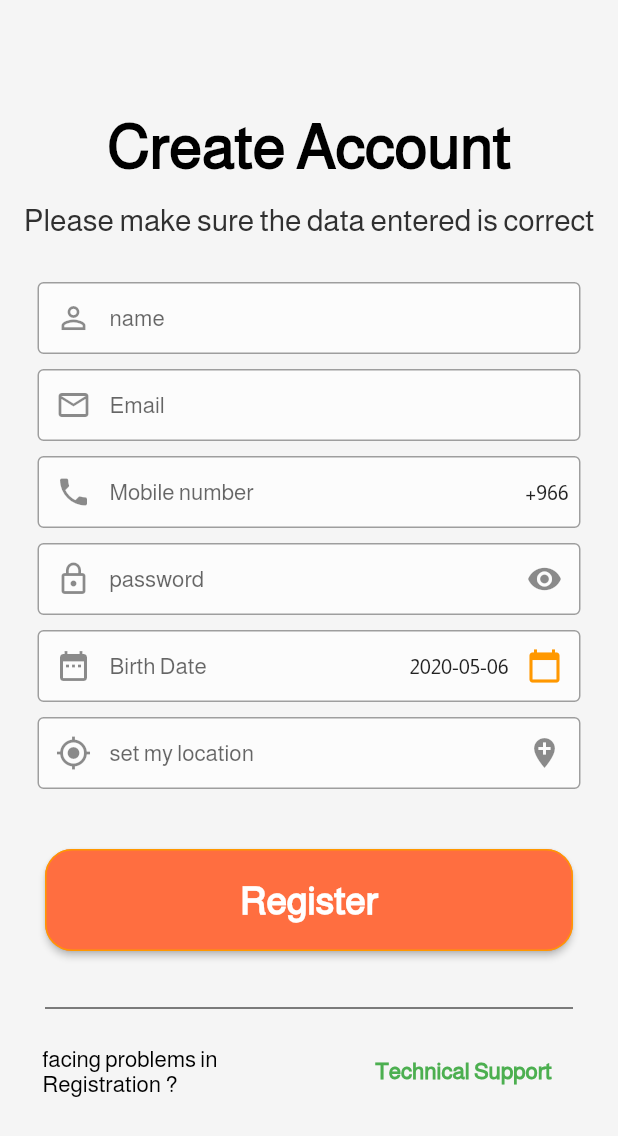
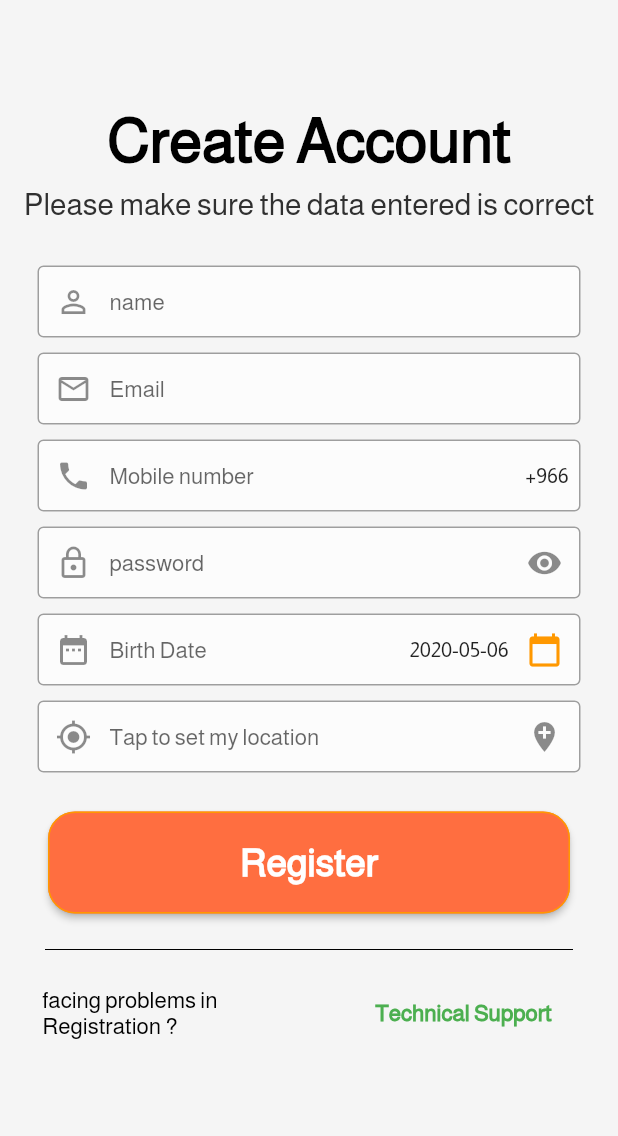
Before and after one commit to mohammadeslim22/Joker_login_customized, a Flutter app: the screen it shows after launch, on a phone screen of 412 x 824 dp. Shown: the top 1136 px of the screen. Run offline on Flutter 3.47's test engine with Material 2 defaults, Android fonts, the phone set to English and light mode, and no system bars; drawn by our look-alikes of country_code_picker; our stand-ins replace cached_network_image, flutter_spinkit, fluttertoast, font_awesome_flutter, google_maps_flutter, hidden_drawer_menu and 8 more; missing offline and left inert: animated_card, geocoder, solid_bottom_sheet.

Commit message:
ready Registration

```diff
--- a/assets/language/en.json
+++ b/assets/language/en.json
@@ -21,7 +21,7 @@
     "problem_in_regisration":"facing problems in Registration ?",
     "tech_support":"Technical Support",
     "Regisration":"Register",
-    "get_location":"set my location",
+    "get_location":"Tap to set my location",
     "pin_code":"pin code",
     "pin_has_been_sent":"your pin code has been sent to your mobile",
     "code_not_recieved":"did not recieve the code yet ?",
--- a/lib/env.dart
+++ b/lib/env.dart
@@ -61,8 +61,8 @@ Address first;
 Coordinates coordinates;
 List<Address> addresses;
 
-double lat;
-double long;
+double lat=0.0;
+double long=0.0;
 
 final TextEditingController usernameController = TextEditingController();
 final TextEditingController emailController = TextEditingController();
--- a/lib/functions.dart
+++ b/lib/functions.dart
@@ -48,17 +48,17 @@ Widget myBottomAppBar(BuildContext context) {
               children: <Widget>[
                 Icon(Icons.local_offer),
                 Text(translate(context, 'discounts')),
-                Divider(color: Colors.black)
+               const Divider(color: Colors.black)
               ],
             )),
-        VerticalDivider(color: Colors.red),
+       const VerticalDivider(color: Colors.red),
         Container(
             width: 60,
             child: Column(
               children: <Widget>[
                 Icon(Icons.local_offer),
                 Text(translate(context, 'discounts')),
-                Divider(color: Colors.black)
+              const  Divider(color: Colors.black)
               ],
             ))
       ],
--- a/lib/main.dart
+++ b/lib/main.dart
@@ -10,6 +10,7 @@ import 'env.dart' as env;
 import 'screens/login_screen.dart';
 import 'screens/octions.dart';
 import 'screens/pincode.dart';
+import 'screens/setLocation.dart';
 import 'screens/settings.dart';
 import 'screens/shop_details.dart';
 
@@ -42,6 +43,7 @@ class MyApp extends StatelessWidget {
           '/AdSe': (BuildContext context) => const AdvancedSearch(),
           '/ShDe': (BuildContext context) => const ShopDetails(),
           '/Sett': (BuildContext context) => const Settings(),
+          '/AutoLocate': (BuildContext context) => const AutoLocate(lat:59 , long: 9.6),
         },
         theme: ThemeData(
           primaryColor: Colors.orange,
--- a/lib/screens/advanced_search.dart
+++ b/lib/screens/advanced_search.dart
@@ -230,7 +230,7 @@ class AdvanceSearchscreen extends State<AdvancedSearch>
                     const EdgeInsets.symmetric(vertical: 12, horizontal: 25),
                 shape:  RoundedRectangleBorder(
                     borderRadius:  BorderRadius.circular(18.0),
-                    side: BorderSide(color: Colors.grey)),
+                    side:const BorderSide(color: Colors.grey)),
                 onPressed: () {},
                 color: Colors.grey,
                 textColor: Colors.white,
@@ -246,7 +246,7 @@ class AdvanceSearchscreen extends State<AdvancedSearch>
                     const EdgeInsets.symmetric(vertical: 12, horizontal: 25),
                 shape:  RoundedRectangleBorder(
                     borderRadius:  BorderRadius.circular(18.0),
-                    side: BorderSide(color: Colors.red)),
+                    side:const BorderSide(color: Colors.red)),
                 onPressed: () {},
                 color: Colors.red,
                 textColor: Colors.white,
--- a/lib/screens/login_screen.dart
+++ b/lib/screens/login_screen.dart
@@ -39,7 +39,7 @@ class _MyHomePageState extends State<LoginScreenPage>
         // onFieldSubmitted: handleSubmission,
         keyboardType: kt,
         controller: cController,
-        style: TextStyle(
+        style:const TextStyle(
           color: Colors.black,
           fontSize: 15,
         ),
@@ -171,7 +171,7 @@ final bool isRTL = Directionality.of(context) == TextDirection.rtl;
               child: RaisedButton(
                   shape: RoundedRectangleBorder(
                       borderRadius: BorderRadius.circular(18.0),
-                      side: BorderSide(color: Colors.orange)),
+                      side:const BorderSide(color: Colors.orange)),
                   onPressed: () {
                     bolc.togelf();
                     Navigator.pushNamed(
--- a/lib/screens/octions.dart
+++ b/lib/screens/octions.dart
@@ -120,7 +120,7 @@ class OcState extends State<Oc> with TickerProviderStateMixin {
                     margin:const EdgeInsets.fromLTRB(10, 0, 10, 0),
                     child: Text(
                       translate(context, 'discount_offers'),
-                      style:  TextStyle(
+                      style:const  TextStyle(
                         fontSize: 22.0,
                         fontWeight: FontWeight.bold,
                       ),
@@ -140,7 +140,7 @@ class OcState extends State<Oc> with TickerProviderStateMixin {
             padding: const EdgeInsets.symmetric(vertical: 12, horizontal: 12),
             color: Colors.white,
             shape:  RoundedRectangleBorder(
-              borderRadius:  BorderRadius.circular(100),
+              borderRadius:   BorderRadius.circular(100),
             ),
             child: Row(
               children: <Widget>[
--- a/lib/screens/registrationscreen.dart
+++ b/lib/screens/registrationscreen.dart
@@ -10,6 +10,9 @@ import '../functions.dart';
 import '../env.dart' as env;
 import 'package:country_code_picker/country_code_picker.dart';
 import 'package:geocoder/geocoder.dart';
+import 'package:flutter_spinkit/flutter_spinkit.dart';
+import 'package:vibration/vibration.dart';
+import 'package:flutter/services.dart';
 
 class Registration extends StatelessWidget {
   const Registration({Key key, this.lat, this.long}) : super(key: key);
@@ -31,13 +34,25 @@ class _MyHomePageState extends State<RegistrationPage>
     with TickerProviderStateMixin {
   List<String> location2;
   Location location = Location();
+  static const SpinKitRing spinkit = SpinKitRing(
+    color: Colors.orange,
+    size: 30.0,
+    lineWidth: 3,
+  );
+  SnackBar snackBar = SnackBar(
+    content: const Text("Location Service was not aloowed  !"),
+    action: SnackBarAction(
+      label: 'Ok !',
+      onPressed: () {},
+    ),
+  );
   Future<bool> get updateLocation async {
     bool res;
+    setState(() {
+      env.locationController.text = "getting your location...";
+    });
     final List<String> loglat = await getLocation();
     if (loglat.isEmpty) {
-      res = false;
-    } else {
-      if (loglat[0] == null || loglat[1] == null) {
       res = false;
     } else {
       setState(() {
@@ -47,7 +62,7 @@ class _MyHomePageState extends State<RegistrationPage>
         res = true;
       });
     }
-    }
+
     return res;
   }
 
@@ -61,9 +76,12 @@ class _MyHomePageState extends State<RegistrationPage>
         env.first = env.addresses.first;
         env.locationController.text = (env.first == null)
             ? "loading"
-            : env.first.addressLine?? "loading";
+            : env.first.addressLine ?? "loading";
       });
-    } catch (e){return;}
+    } catch (e) {
+      env.locationController.text =
+          "Unkown latitude: ${env.lat.round().toString()} , longitud: ${env.long.round().toString()}";
+    }
   }
 
   @override
@@ -77,8 +95,8 @@ class _MyHomePageState extends State<RegistrationPage>
 
   static DateTime today = DateTime.now();
 
-  DateTime firstDate =  DateTime(today.year - 90, today.month, today.day);
-  DateTime lastDate =  DateTime(today.year - 18, today.month, today.day);
+  DateTime firstDate = DateTime(today.year - 90, today.month, today.day);
+  DateTime lastDate = DateTime(today.year - 18, today.month, today.day);
   final GlobalKey<FormState> _formKey = GlobalKey<FormState>();
   Future<void> _selectDate(BuildContext context) async {
     final DateTime picked = await showDatePicker(
@@ -97,7 +115,12 @@ class _MyHomePageState extends State<RegistrationPage>
       FocusScope.of(context).requestFocus(FocusNode());
   }
 
-  Widget customcard(BuildContext context) {
+  Widget customcard(BuildContext context, MyCounter bolc) {
+    final FocusNode focus = FocusNode();
+    final FocusNode focus1 = FocusNode();
+    final FocusNode focus2 = FocusNode();
+    final FocusNode focus3 = FocusNode();
+    final FocusNode focus4 = FocusNode();
     return Padding(
         padding: const EdgeInsets.fromLTRB(15, 30, 15, 0),
         child: Form(
@@ -113,7 +136,9 @@ class _MyHomePageState extends State<RegistrationPage>
                   kt: TextInputType.visiblePassword,
                   obscureText: false,
                   readOnly: false,
-              ),
+                  onFieldSubmitted: () {
+                    focus.requestFocus();
+                  }),
               TextFormInput(
                   text: translate(context, 'email'),
                   cController: env.emailController,
@@ -121,7 +146,10 @@ class _MyHomePageState extends State<RegistrationPage>
                   kt: TextInputType.emailAddress,
                   obscureText: false,
                   readOnly: false,
-              ),
+                  focusNode: focus,
+                  onFieldSubmitted: () {
+                    focus1.requestFocus();
+                  }),
               TextFormInput(
                   text: translate(context, 'mobile_no'),
                   cController: env.mobileNoController,
@@ -139,10 +167,13 @@ class _MyHomePageState extends State<RegistrationPage>
                     showOnlyCountryWhenClosed: false,
                     alignLeft: false,
                     padding: isRTL == true
-                      ? const EdgeInsets.fromLTRB(0, 0, 30, 0)
-                      : const EdgeInsets.fromLTRB(30, 0, 0, 0),
+                        ? const EdgeInsets.fromLTRB(0, 0, 32, 0)
+                        : const EdgeInsets.fromLTRB(32, 0, 0, 0),
                   ),
-              ),
+                  focusNode: focus1,
+                  onFieldSubmitted: () {
+                    focus2.requestFocus();
+                  }),
               TextFormInput(
                 text: translate(context, 'password'),
                 cController: env.passwordController,
@@ -162,6 +193,7 @@ class _MyHomePageState extends State<RegistrationPage>
                   },
                 ),
                 obscureText: _obscureText,
+                focusNode: focus2,
               ),
               TextFormInput(
                 text: translate(context, 'birth_date'),
@@ -169,7 +201,10 @@ class _MyHomePageState extends State<RegistrationPage>
                 prefixIcon: Icons.date_range,
                 kt: TextInputType.visiblePassword,
                 obscureText: _obscureText,
-                readOnly: false,
+                readOnly: true,
+                onTab: () {
+                  _selectDate(context);
+                },
                 suffixwidget: Row(
                   mainAxisSize: MainAxisSize.min,
                   children: <Widget>[
@@ -188,6 +223,7 @@ class _MyHomePageState extends State<RegistrationPage>
                     ),
                   ],
                 ),
+                focusNode: focus3,
               ),
               TextFormInput(
                 text: translate(context, 'get_location'),
@@ -197,20 +233,50 @@ class _MyHomePageState extends State<RegistrationPage>
                 readOnly: true,
                 onTab: () async {
                   try {
+                    bolc.togelocationloading(true);
+
                     if (await updateLocation) {
-                      location.onLocationChanged
-                          .listen((LocationData currentLocation) {
-                        getLocationName();
-                      });
-                    } else {}
-                  } catch (e) {return;}
+                      await getLocationName();
+                      bolc.togelocationloading(false);
+                    } else {
+                      Vibration.vibrate(duration: 400);
+                      bolc.togelocationloading(false);
+
+                      Scaffold.of(context).showSnackBar(snackBar);
+                    }
+                  } catch (e) {
+                    Vibration.vibrate(duration: 400);
+                    bolc.togelocationloading(false);
+                    Scaffold.of(context).showSnackBar(snackBar);
+                  }
                 },
                 suffixwidget: IconButton(
                   icon: Icon(Icons.add_location),
-                  onPressed: () {},
+                  onPressed: () {
+                    Navigator.pushNamed(
+                      context,
+                      '/AutoLocate',
+                    );
+                    Provider.of<MyCounter>(context).togelocationloading(false);
+                  },
                 ),
                 obscureText: _obscureText,
+                focusNode: focus4,
               ),
+              Container(
+                margin: const EdgeInsets.symmetric(
+                  horizontal: 16,
+                ),
+                child: bolc.visibilityObs
+                    ? Row(
+                        children: const <Widget>[
+                          Expanded(
+                            child: spinkit,
+                          ),
+                        ],
+                      )
+                    : Container(),
+              )
             ])));
   }
 
@@ -219,31 +285,32 @@ class _MyHomePageState extends State<RegistrationPage>
     final MyCounter bolc = Provider.of<MyCounter>(context);
     return Scaffold(
       appBar: AppBar(),
-      body: GestureDetector(
+      body: Builder(
+        builder: (BuildContext context) => GestureDetector(
           onTap: () {
-          FocusScope.of(context).requestFocus(FocusNode());
+            SystemChannels.textInput.invokeMethod<String>('TextInput.hide');
           },
-        child:  ListView(
+          child: ListView(
             children: <Widget>[
-            const SizedBox(height: 20),
+              const SizedBox(height: 16),
               Text(translate(context, 'account_creation'),
                   textAlign: TextAlign.center, style: env.mystyle2),
-           const SizedBox(height: 15),
+              const SizedBox(height: 8),
               Text(
                 translate(context, 'please_check'),
                 textAlign: TextAlign.center,
                 style: TextStyle(
                   fontWeight: FontWeight.values.first,
-                color:const Color(0xFF303030),
+                  color: const Color(0xFF303030),
                   fontSize: 20,
                 ),
               ),
-            customcard(context),
+              customcard(context, bolc),
               Padding(
-              padding: const EdgeInsets.fromLTRB(30, 30, 30, 30),
+                padding: const EdgeInsets.fromLTRB(32, 16, 32, 16),
                 child: RaisedButton(
-                  shape:  RoundedRectangleBorder(
-                      borderRadius:  BorderRadius.circular(18.0),
+                    shape: RoundedRectangleBorder(
+                        borderRadius: BorderRadius.circular(18.0),
                         side: const BorderSide(color: Colors.orange)),
                     onPressed: () {
                       bolc.changechild(
@@ -262,8 +329,8 @@ class _MyHomePageState extends State<RegistrationPage>
                     textColor: Colors.white,
                     child: bolc.returnchild(translate(context, 'Regisration'))),
               ),
-            Padding(
-                padding: const EdgeInsets.fromLTRB(30, 0, 30, 10),
+              const Padding(
+                  padding: EdgeInsets.fromLTRB(30, 0, 30, 10),
                   child: Divider(color: Colors.black)),
               Row(
                 mainAxisAlignment: MainAxisAlignment.center,
@@ -286,11 +353,11 @@ class _MyHomePageState extends State<RegistrationPage>
             ],
           ),
         ),
+      ),
     );
   }
 
   void _onCountryChange(CountryCode countryCode) {
     FocusScope.of(context).requestFocus(FocusNode());
-    print("New Country selected: " + countryCode.toString());
   }
 }
--- a/lib/screens/settings.dart
+++ b/lib/screens/settings.dart
@@ -78,7 +78,7 @@ class MySettingState extends State<SettingsScreen>
                 DropdownButton<String>(
                   value: dropdownValue,
                   icon: Icon(Icons.keyboard_arrow_down),
-                  style: TextStyle(color: Colors.black),
+                  style:const TextStyle(color: Colors.black),
                   items: <String>['كتم', 'صوت']
                       .map<DropdownMenuItem<String>>((String value) {
                     return DropdownMenuItem<String>(
--- a/lib/screens/shop_details.dart
+++ b/lib/screens/shop_details.dart
@@ -126,7 +126,7 @@ class ShopDetailsPage extends State<ShopDetails> with TickerProviderStateMixin {
                             countBuilder: (int c, bool b, String i) {
                               return Text(
                                 i,
-                                style: TextStyle(color: Colors.black),
+                                style: const TextStyle(color: Colors.black),
                               );
                             },
                             likeCount: lovecount,
@@ -149,7 +149,7 @@ class ShopDetailsPage extends State<ShopDetails> with TickerProviderStateMixin {
                                 countBuilder: (int c, bool b, String i) {
                                   return Text(
                                     i,
-                                    style: TextStyle(color: Colors.black),
+                                    style:const TextStyle(color: Colors.black),
                                   );
                                 },
                                 likeCount: lovecount,
--- a/lib/widgets/textforminput.dart
+++ b/lib/widgets/textforminput.dart
@@ -7,7 +7,7 @@ import 'package:flutter/widgets.dart';
 class TextFormInput extends StatelessWidget {
 
 
-  const TextFormInput({Key key, this.text, this.cController, this.prefixIcon, this.kt, this.y, this.obscureText, this.suffixwidget, this.readOnly, this.onTab}) : super(key: key);
+  const TextFormInput({Key key, this.text, this.cController, this.prefixIcon, this.kt, this.y, this.obscureText, this.suffixwidget, this.readOnly, this.onTab, this.focusNode, this.nextfocusNode, this.onFieldSubmitted}) : super(key: key);
     final String text;
   final TextEditingController cController;
  final  IconData prefixIcon;
@@ -17,6 +17,9 @@ class TextFormInput extends StatelessWidget {
   final Widget suffixwidget;
   final bool readOnly;
  final  Function onTab;
+ final FocusNode focusNode;
+ final FocusNode nextfocusNode;
+  final  Function onFieldSubmitted;
   @override
   Widget build(BuildContext context) {
     return Padding(
@@ -24,9 +27,9 @@ class TextFormInput extends StatelessWidget {
       child: TextFormField(
         readOnly: readOnly,
         keyboardType: kt,
-        onTap:()=> onTab,
+        onTap:(){onTab();},
         controller: cController,
-        style:  TextStyle(
+        style:const  TextStyle(
           color: Colors.black,
           fontSize: 15,
         ),
@@ -55,6 +58,8 @@ class TextFormInput extends StatelessWidget {
             contentPadding:const EdgeInsets.symmetric(vertical: 0),
             prefixIcon: Icon(prefixIcon),
             suffixIcon: suffixwidget),
+            focusNode: focusNode,
+               onFieldSubmitted:(String v){ onFieldSubmitted();}
       ),
     );
   }
--- a/pubspec.yaml
+++ b/pubspec.yaml
@@ -53,6 +53,7 @@ dependencies:
   like_button: ^0.2.0
   dio: ^3.0.9
   fluttertoast: ^4.0.1
+  vibration: ^1.2.4
 
 
 
```
Also changed, not shown: lib/counter.dart (+6 -4 lines), lib/screens/pincode.dart (+4 -4 lines), lib/screens/setLocation.dart (+17 -6 lines), pubspec.lock. Lines whose indentation alone changed are shown as unchanged.
